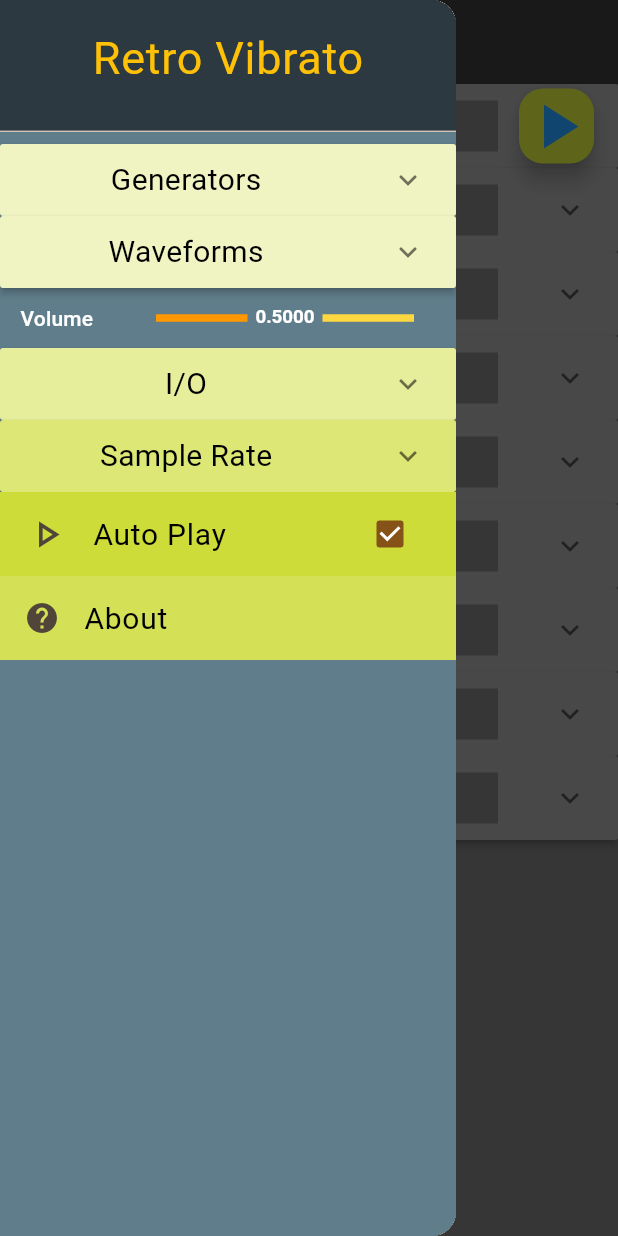
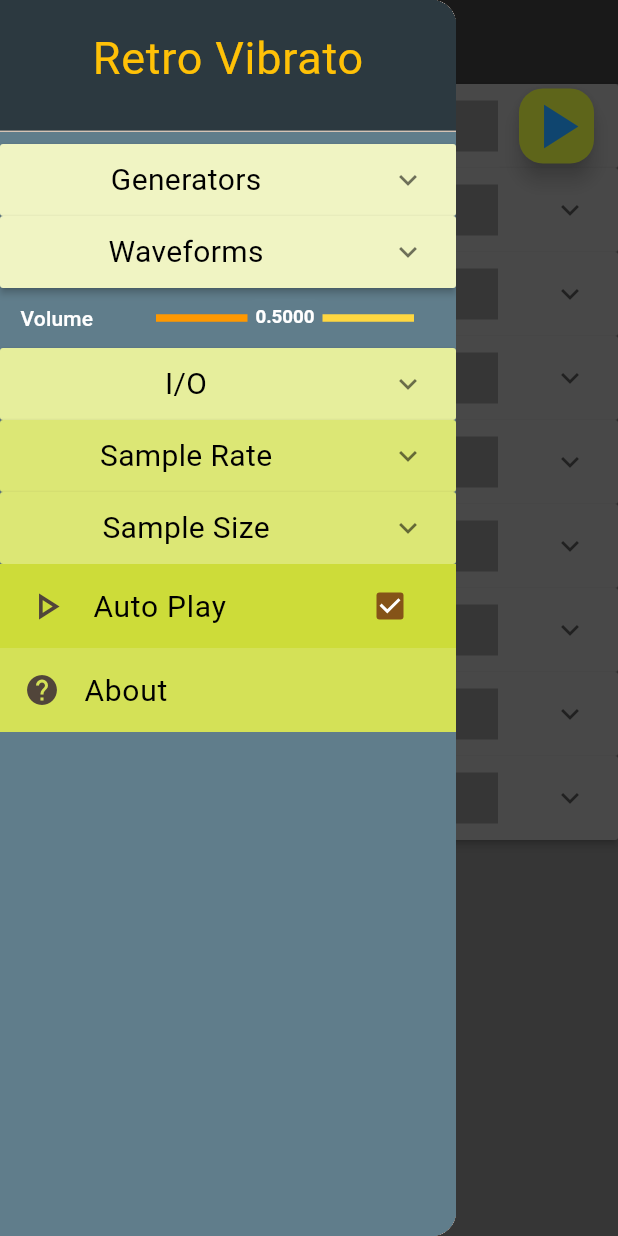
Before and after one commit to wdevore/RetroVibratoWeb, a Flutter app: the screen it shows after launch, with the side drawer open, on a phone screen of 412 x 824 dp. Run offline on Flutter 3.47's test engine with Material 3 defaults, Android fonts, the phone set to English and light mode, and no system bars; our stand-ins replace file_picker; missing offline and left inert: dart:html.

Commit message:
added SampleSize to drawer

```diff
--- a/retro_vibrato_web/lib/main.dart
+++ b/retro_vibrato_web/lib/main.dart
@@ -15,6 +15,7 @@ import 'package:retro_vibrato_web/view/highPassFilter_expansion_panel_list.dart'
 import 'package:retro_vibrato_web/view/lowPassFilter_expansion_panel_list.dart';
 import 'package:retro_vibrato_web/view/play_button_stateless_widget.dart';
 import 'package:retro_vibrato_web/view/sample_rate.dart';
+import 'package:retro_vibrato_web/view/sample_size.dart';
 import 'package:retro_vibrato_web/view/settings_slider.dart';
 import 'package:retro_vibrato_web/view/vibrato_expansion_panel_list.dart';
 
@@ -188,6 +189,17 @@ class FSfxrHomePage extends StatelessWidget {
               ],
               child: const SettingsSampleRateSubPanel(),
             ),
+            MultiProvider(
+              providers: [
+                ChangeNotifierProvider.value(
+                  value: _settings.appSettings.sampleSizeSettings,
+                ),
+                ChangeNotifierProvider.value(
+                  value: _settings.appSettings.sampleSizeSettings.size,
+                ),
+              ],
+              child: const SettingsSampleSizeSubPanel(),
+            ),
             ChangeNotifierProvider.value(
               value: _settings.appSettings.autoplay,
               child: const SettingsAutoplayCheck(),
--- a/retro_vibrato_web/lib/model/settings_model.dart
+++ b/retro_vibrato_web/lib/model/settings_model.dart
@@ -225,6 +225,25 @@ class SampleRateSettings with ChangeNotifier {
   }
 }
 
+class SampleSizeSettings with ChangeNotifier {
+  final Field size = Field.noRange(SampleSize.bits8, "Sample Size");
+
+  bool _isExpanded = false;
+  bool get isExpanded {
+    return _isExpanded;
+  }
+
+  void expanded() {
+    _isExpanded = true;
+    notifyListeners();
+  }
+
+  void collapsed() {
+    _isExpanded = false;
+    notifyListeners();
+  }
+}
+
 class GeneratorSettings with ChangeNotifier {
   final Field type = Field.noRange(Generator.none, "Generators");
 
@@ -270,7 +289,7 @@ class AppSettings {
   final Field destEmail = Field.noRange("", "Destination Email");
   final Field autoplay = Field.noRange(true, "Auto Play");
   final sampleRateSettings = SampleRateSettings();
-  final Field sampleSize = Field.noRange(8, "Sample Size");
+  final sampleSizeSettings = SampleSizeSettings();
   final Field volume = Field.noRange(0.5, "Volume");
   final generatorSettings = GeneratorSettings();
   final waveformSettings = WaveformSettings();
@@ -320,7 +339,7 @@ class SettingsModel with ChangeNotifier {
   "EnvelopeDecay": ${envelopeSettings.decay.value},
   "WaveShape": "${_waveToString(appSettings.waveformSettings.type.value)}",
   "SampleRate": "${_rateToString(appSettings.sampleRateSettings.rate.value)}",
-  "SampleSize": "${_sizeToString(appSettings.sampleSize.value)}",
+  "SampleSize": "${_sizeToString(appSettings.sampleSizeSettings.size.value)}",
   "SoundVolume": ${appSettings.volume.value}
 }
 """;
@@ -340,7 +359,8 @@ class SettingsModel with ChangeNotifier {
     appSettings.sampleRateSettings.rate.value =
         _rateToSampleRate(jSettings["SampleRate"]);
 
-    appSettings.sampleSize.value = _sizeToSampleSize(jSettings["SampleSize"]);
+    appSettings.sampleSizeSettings.size.value =
+        _sizeToSampleSize(jSettings["SampleSize"]);
     appSettings.volume.value = jSettings["SoundVolume"];
 
     // Frequency
--- /dev/null
+++ b/retro_vibrato_web/lib/view/sample_size.dart
@@ -0,0 +1,77 @@
+import 'package:flutter/material.dart';
+import 'package:provider/provider.dart';
+import 'package:retro_vibrato_web/model/enums.dart';
+import 'package:retro_vibrato_web/model/field.dart';
+import 'package:retro_vibrato_web/model/settings_model.dart';
+
+class SettingsSampleSizeSubPanel extends StatelessWidget {
+  const SettingsSampleSizeSubPanel({Key? key}) : super(key: key);
+
+  @override
+  Widget build(BuildContext context) {
+    final settings = context.watch<SampleSizeSettings>();
+
+    return ExpansionPanelList(
+      expandedHeaderPadding: EdgeInsets.zero,
+      dividerColor: Colors.white,
+      animationDuration: const Duration(milliseconds: 150),
+      expansionCallback: (int index, bool isExpanded) {
+        if (isExpanded) {
+          settings.expanded();
+        } else {
+          settings.collapsed();
+        }
+      },
+      children: [
+        ExpansionPanel(
+          canTapOnHeader: true,
+          backgroundColor: Colors.lime.shade300,
+          headerBuilder: (BuildContext context, bool isExpanded) {
+            return const Center(
+              child: Text(
+                "Sample Size",
+                style: TextStyle(
+                  color: Colors.black,
+                  fontSize: 20,
+                ),
+              ),
+            );
+          },
+          body: Consumer<Field>(
+            builder: (_, rate, __) => Column(
+              children: [
+                RadioListTile<SampleSize>(
+                  title: const Text('16 Bits',
+                      style: TextStyle(
+                        color: Colors.blueGrey,
+                        fontSize: 20,
+                      )),
+                  value: SampleSize.bits16,
+                  dense: true,
+                  groupValue: rate.value,
+                  onChanged: (SampleSize? value) {
+                    rate.value = value;
+                  },
+                ),
+                RadioListTile<SampleSize>(
+                  title: const Text('8 Bits',
+                      style: TextStyle(
+                        color: Colors.blueGrey,
+                        fontSize: 20,
+                      )),
+                  value: SampleSize.bits8,
+                  dense: true,
+                  groupValue: rate.value,
+                  onChanged: (SampleSize? value) {
+                    rate.value = value;
+                  },
+                ),
+              ],
+            ),
+          ),
+          isExpanded: settings.isExpanded,
+        ),
+      ],
+    );
+  }
+}
```
Also changed, not shown: 1 other file.
